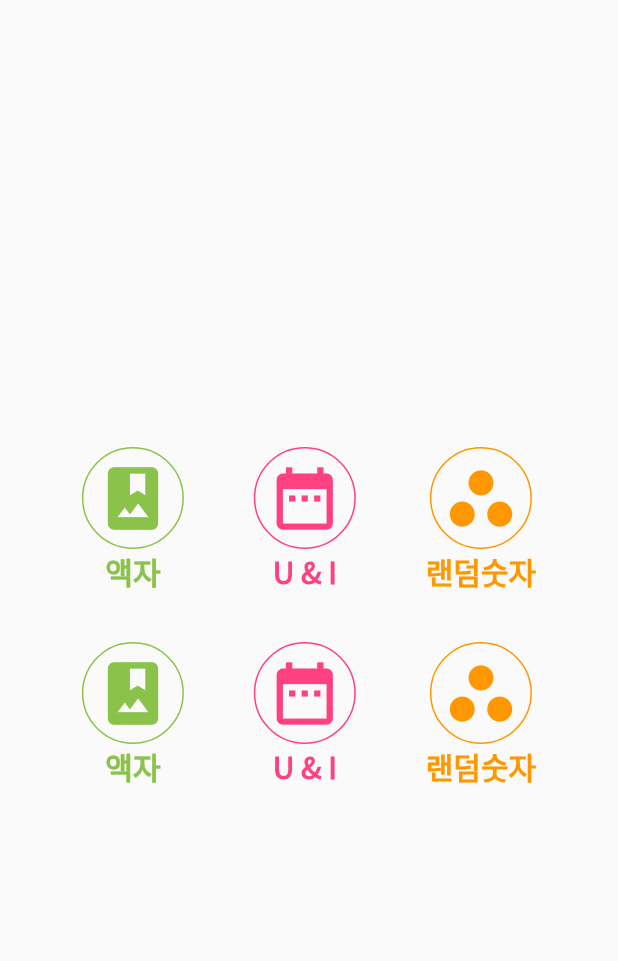
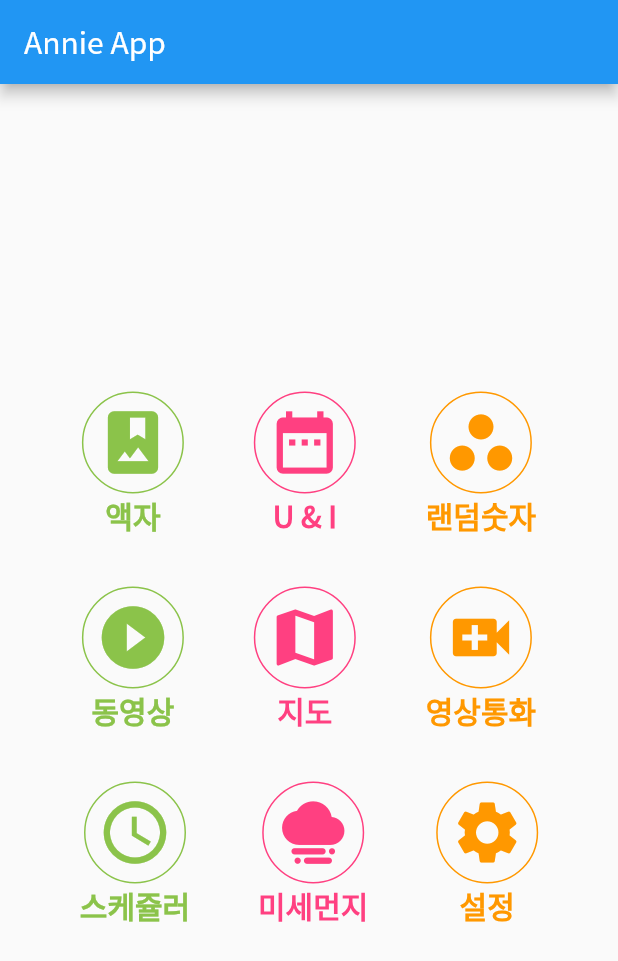
Before and after one commit to songbetter/practiceFlutter, a Flutter app: the screen it shows after launch, on a phone screen of 412 x 824 dp. Shown: the top 961 px of the screen. Run offline on Flutter 3.47's test engine with Material 2 defaults, Android fonts, the phone set to English and light mode, and no system bars.

Commit message:
apply: 프로젝트 한 곳에 모으기 - home_screen 값 추가 - appBar 추가

```diff
--- a/lib/screen/home_screen.dart
+++ b/lib/screen/home_screen.dart
@@ -27,10 +27,46 @@ class HomeScreen extends StatelessWidget {
         "icon": Icons.workspaces_filled,
         "title": "랜덤숫자"
       },
+      {
+        "color": Colors.lightGreen,
+        "route": PhotoAlbumMainScreen(),
+        "icon": Icons.play_circle_fill,
+        "title": "동영상"
+      },
+      {
+        "color": Colors.pinkAccent,
+        "route": DatePickerMainScreen(),
+        "icon": Icons.map,
+        "title": "지도"
+      },
+      {
+        "color": Colors.orange,
+        "route": RandomMainScreen(),
+        "icon": Icons.video_call,
+        "title": "영상통화"
+      },
+      {
+        "color": Colors.lightGreen,
+        "route": PhotoAlbumMainScreen(),
+        "icon": Icons.schedule,
+        "title": "스케쥴러"
+      },
+      {
+        "color": Colors.pinkAccent,
+        "route": DatePickerMainScreen(),
+        "icon": Icons.foggy,
+        "title": "미세먼지"
+      },
+      {
+        "color": Colors.orange,
+        "route": RandomMainScreen(),
+        "icon": Icons.settings,
+        "title": "설정"
+      },
     ];
     return Scaffold(
+        appBar: AppBar(title: Text("Annie App")),
         body: Container(
-            width: MediaQuery.of(context).size.width,
             child: Padding(
                 padding: const EdgeInsets.all(8.0),
                 child: Column(
@@ -38,23 +74,37 @@ class HomeScreen extends StatelessWidget {
                     children: [
                       Padding(
                           padding: const EdgeInsets.only(bottom: 32.0),
-                          child: Row(
+                          child: _Row(rowList: icons.sublist(0, 3))),
+                      Padding(
+                          padding: const EdgeInsets.only(bottom: 32.0),
+                          child: _Row(rowList: icons.sublist(3, 6))),
+                      _Row(rowList: icons.sublist(6, 9))
+                    ]))));
+  }
+}
+
+class _Row extends StatelessWidget {
+  final List<Map<String, dynamic>> rowList;
+
+  const _Row({required this.rowList, Key? key}) : super(key: key);
+
+  @override
+  Widget build(BuildContext context) {
+    return Row(
       mainAxisAlignment: MainAxisAlignment.spaceEvenly,
-                            children: icons
+      children: rowList
           .asMap()
           .entries
           .map((icon) => Column(
                 children: [
                   Container(
                     decoration: BoxDecoration(
-                                              border: Border.all(
-                                                  color: icon.value["color"]),
+                        border: Border.all(color: icon.value["color"]),
                         shape: BoxShape.circle),
                     child: IconButton(
                       onPressed: () {
                         Navigator.of(context).push(
-                                                  MaterialPageRoute(builder:
-                                                      (BuildContext context) {
+                            MaterialPageRoute(builder: (BuildContext context) {
                           return icon.value["route"];
                         }));
                       },
@@ -65,49 +115,12 @@ class HomeScreen extends StatelessWidget {
                   ),
                   Text(
                     icon.value["title"],
-                                          style: TextStyle(
-                                              color: icon.value["color"],
-                                              fontSize: 20.0),
+                    style:
+                        TextStyle(color: icon.value["color"], fontSize: 20.0),
                   ),
                 ],
               ))
           .toList(),
-                          )),
-                      Row(
-                        mainAxisAlignment: MainAxisAlignment.spaceEvenly,
-                        children: icons
-                            .asMap()
-                            .entries
-                            .map((icon) => Column(
-                                  children: [
-                                    Container(
-                                      decoration: BoxDecoration(
-                                          border: Border.all(
-                                              color: icon.value["color"]),
-                                          shape: BoxShape.circle),
-                                      child: IconButton(
-                                        onPressed: () {
-                                          Navigator.of(context).push(
-                                              MaterialPageRoute(builder:
-                                                  (BuildContext context) {
-                                            return icon.value["route"];
-                                          }));
-                                        },
-                                        icon: Icon(icon.value["icon"]),
-                                        color: icon.value["color"],
-                                        iconSize: 50.0,
-                                      ),
-                                    ),
-                                    Text(
-                                      icon.value["title"],
-                                      style: TextStyle(
-                                          color: icon.value["color"],
-                                          fontSize: 20.0),
-                                    ),
-                                  ],
-                                ))
-                            .toList(),
-                      )
-                    ]))));
+    );
   }
 }
```
Lines whose indentation alone changed are shown as unchanged.
